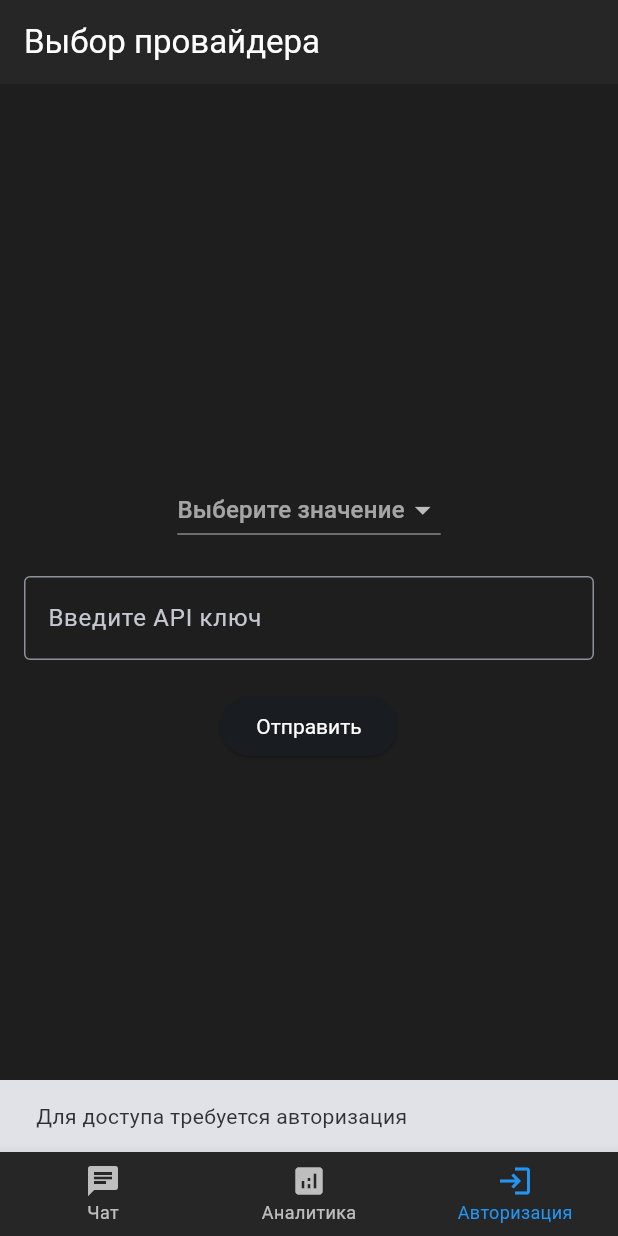
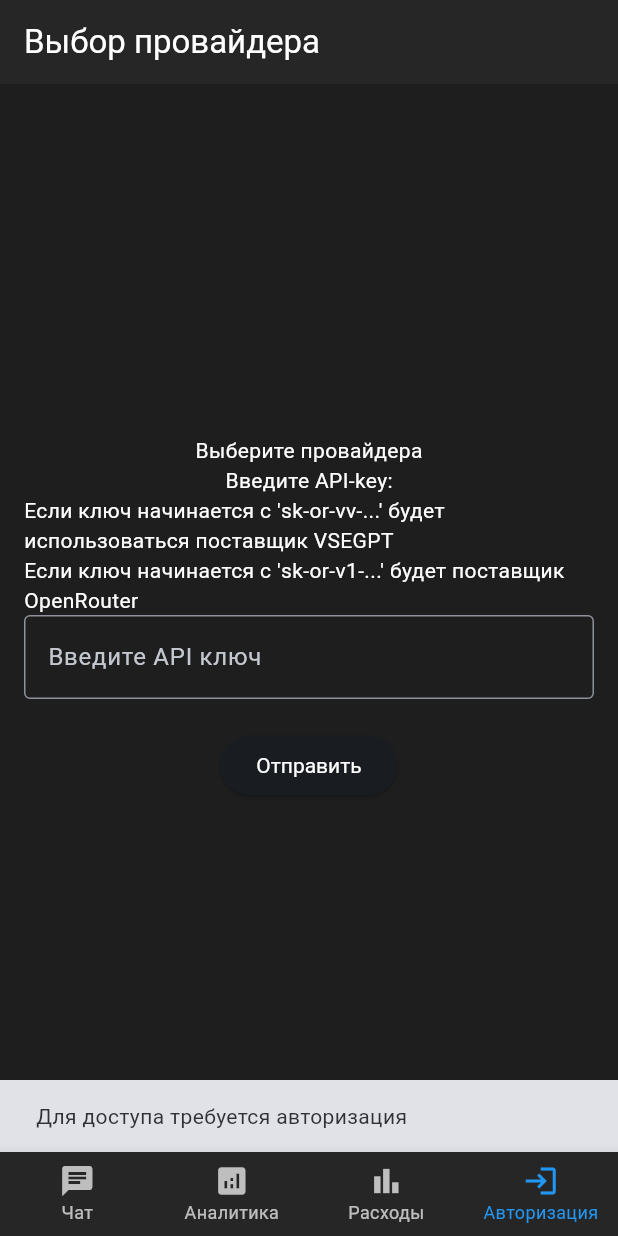
Before and after one commit to T0person/AIChat_flutter, a Flutter app: the screen it shows after launch, item 2 of the bottom bar chosen, after a tap on "Отправить", on a phone screen of 412 x 824 dp. Run offline on Flutter 3.47's test engine with Material 3 defaults, Android fonts, the phone set to English and light mode, and no system bars; our stand-ins replace google_fonts, sqflite, sqflite_common_ffi; accounts and stored records are empty; network calls fail.

Commit message:
Prefinal version

```diff
--- a/lib/api/openrouter_client.dart
+++ b/lib/api/openrouter_client.dart
@@ -4,36 +4,24 @@ import 'dart:convert';
 import 'package:http/http.dart' as http;
 // Import Flutter core classes
 import 'package:flutter/foundation.dart';
-// Import package for working with .env files
-import 'package:flutter_dotenv/flutter_dotenv.dart';
 
 // Класс клиента для работы с API OpenRouter
 class OpenRouterClient {
   // API ключ для авторизации
-  final String? apiKey;
+  final String apiKey;
   // Базовый URL API
-  final String? baseUrl;
+  final String baseUrl;
   // Заголовки HTTP запросов
   final Map<String, String> headers;
 
-  // Единственный экземпляр класса (Singleton)
-  static final OpenRouterClient _instance = OpenRouterClient._internal();
-
-  // Фабричный метод для получения экземпляра
-  factory OpenRouterClient() {
-    return _instance;
-  }
-
-  // Приватный конструктор для реализации Singleton
-  OpenRouterClient._internal()
-      : apiKey =
-            dotenv.env['OPENROUTER_API_KEY'], // Получение API ключа из .env
-        baseUrl = dotenv.env['BASE_URL'], // Получение базового URL из .env
-        headers = {
-          'Authorization':
-              'Bearer ${dotenv.env['OPENROUTER_API_KEY']}', // Заголовок авторизации
-          'Content-Type': 'application/json', // Указание типа контента
-          'X-Title': 'AI Chat Flutter', // Название приложения
+  // Конструктор класса
+  OpenRouterClient({
+    required this.apiKey,
+    required this.baseUrl,
+  }) : headers = {
+          'Authorization': 'Bearer $apiKey',
+          'Content-Type': 'application/json',
+          'X-Title': 'AI Chat Flutter',
         } {
     // Инициализация клиента
     _initializeClient();
@@ -45,15 +33,6 @@ class OpenRouterClient {
       if (kDebugMode) {
         print('Initializing OpenRouterClient...');
         print('Base URL: $baseUrl');
-      }
-
-      // Проверка наличия API ключа
-      if (apiKey == null) {
-        throw Exception('OpenRouter API key not found in .env');
-      }
-      // Проверка наличия базового URL
-      if (baseUrl == null) {
-        throw Exception('BASE_URL not found in .env');
       }
 
       if (kDebugMode) {
@@ -141,10 +120,8 @@ class OpenRouterClient {
         'messages': [
           {'role': 'user', 'content': message} // Сообщение пользователя
         ],
-        'max_tokens': int.parse(dotenv.env['MAX_TOKENS'] ??
-            '1000'), // Максимальное количество токенов
-        'temperature': double.parse(
-            dotenv.env['TEMPERATURE'] ?? '0.7'), // Температура генерации
+        'max_tokens': 1000, // Максимальное количество токенов
+        'temperature': 0.7, // Температура генерации
         'stream': false, // Отключение потоковой передачи
       };
 
@@ -188,7 +165,7 @@ class OpenRouterClient {
     try {
       // Выполнение GET запроса для получения баланса
       final response = await http.get(
-        Uri.parse(baseUrl?.contains('vsegpt.ru') == true
+        Uri.parse(baseUrl.contains('api.vsegpt.ru') == true
             ? '$baseUrl/balance'
             : '$baseUrl/credits'),
         headers: headers,
@@ -203,7 +180,7 @@ class OpenRouterClient {
         // Парсинг данных о балансе
         final data = json.decode(response.body);
         if (data != null && data['data'] != null) {
-          if (baseUrl?.contains('vsegpt.ru') == true) {
+          if (baseUrl.contains('api.vsegpt.ru') == true) {
             final credits =
                 double.tryParse(data['data']['credits'].toString()) ??
                     0.0; // Доступно средств
@@ -216,7 +193,7 @@ class OpenRouterClient {
           }
         }
       }
-      return baseUrl?.contains('vsegpt.ru') == true
+      return baseUrl.contains('api.vsegpt.ru') == true
           ? '0.00₽'
           : '\$0.00'; // Возвращение нулевого баланса по умолчанию
     } catch (e) {
@@ -230,10 +207,10 @@ class OpenRouterClient {
   // Метод форматирования цен
   String formatPricing(double pricing) {
     try {
-      if (baseUrl?.contains('vsegpt.ru') == true) {
+      if (baseUrl.contains('api.vsegpt.ru') == true) {
         return '${pricing.toStringAsFixed(3)}₽/K';
       } else {
-        return '\$${(pricing * 1000000).toStringAsFixed(3)}/M';
+        return '\$${(pricing).toStringAsFixed(3)}/M';
       }
     } catch (e) {
       if (kDebugMode) {
--- a/lib/components/bottom_nav_bar.dart
+++ b/lib/components/bottom_nav_bar.dart
@@ -27,7 +27,7 @@ class BottomNavBar extends StatelessWidget {
       currentIndex: selectedIndex,
       onTap: (index) {
         final chatProvider = Provider.of<ChatProvider>(context, listen: false);
-        if (index != 2 && !chatProvider.isAuthenticated) {
+        if (index != 3 && !chatProvider.isAuthenticated) {
           _showAuthRequiredSnackBar(context);
           return;
         }
@@ -49,6 +49,10 @@ class BottomNavBar extends StatelessWidget {
           label: 'Аналитика',
         ),
         BottomNavigationBarItem(
+          icon: Icon(Icons.bar_chart),
+          label: 'Расходы',
+        ),
+        BottomNavigationBarItem(
           icon: Icon(Icons.login),
           label: 'Авторизация',
         ),
--- a/lib/components/message_bubble.dart
+++ b/lib/components/message_bubble.dart
@@ -67,7 +67,7 @@ class MessageBubble extends StatelessWidget {
                     Consumer<ChatProvider>(
                       builder: (context, chatProvider, child) {
                         final isVsetgpt =
-                            chatProvider.baseUrl?.contains('vsetgpt.ru') ==
+                            chatProvider.baseUrl?.contains('api.vsegpt.ru') ==
                                 true;
                         return Text(
                           message.cost! < 0.001
--- a/lib/main.dart
+++ b/lib/main.dart
@@ -1,7 +1,8 @@
 // Импорт основных виджетов Flutter
+import 'package:ai_chat_flutter/screens/plot_screen.dart';
 import 'package:flutter/material.dart';
 // Импорт пакета для работы с .env файлами
-import 'package:flutter_dotenv/flutter_dotenv.dart';
+// import 'package:flutter_dotenv/flutter_dotenv.dart';
 // Импорт пакета для локализации приложения
 import 'package:flutter_localizations/flutter_localizations.dart';
 // Импорт пакета для работы с провайдерами состояния
@@ -86,13 +87,13 @@ void main() async {
     };
 
     // Загрузка переменных окружения из .env файла
-    await dotenv.load(fileName: ".env");
-    // Логирование успешной загрузки
-    debugPrint('Environment loaded');
-    // Проверка наличия API ключа
-    debugPrint('API Key present: ${dotenv.env['OPENROUTER_API_KEY'] != null}');
-    // Логирование базового URL
-    debugPrint('Base URL: ${dotenv.env['BASE_URL']}');
+    // await dotenv.load(fileName: ".env");
+    // // Логирование успешной загрузки
+    // debugPrint('Environment loaded');
+    // // Проверка наличия API ключа
+    // debugPrint('API Key present: ${dotenv.env['OPENROUTER_API_KEY'] != null}');
+    // // Логирование базового URL
+    // debugPrint('Base URL: ${dotenv.env['BASE_URL']}');
 
     // Запуск приложения с обработчиком ошибок
     runApp(const ErrorBoundaryWidget(child: MyApp()));
@@ -130,11 +131,12 @@ class MainNavigationWrapper extends StatefulWidget {
 }
 
 class _MainNavigationWrapperState extends State<MainNavigationWrapper> {
-  int _selectedIndex = 2;
+  int _selectedIndex = 3;
 
   final List<Widget> _screens = [
     const ChatScreen(),
     const AnaliticScreen(),
+    const PlotScreen(),
     const LoginScreen(),
   ];
 
--- /dev/null
+++ b/lib/models/daily_expense.dart
@@ -0,0 +1,6 @@
+class DailyExpense {
+  final DateTime date;
+  final double amount;
+
+  DailyExpense({required this.date, required this.amount});
+}
--- a/lib/providers/chat_provider.dart
+++ b/lib/providers/chat_provider.dart
@@ -3,6 +3,7 @@ import 'dart:convert';
 // Импорт библиотеки для работы с файловой системой
 import 'dart:io';
 // Импорт основных классов Flutter
+import 'package:ai_chat_flutter/screens/login_screen.dart';
 import 'package:flutter/foundation.dart';
 // Импорт пакета для получения путей к директориям
 import 'package:path_provider/path_provider.dart';
@@ -18,7 +19,8 @@ import '../services/analytics_service.dart';
 // Основной класс провайдера для управления состоянием чата
 class ChatProvider with ChangeNotifier {
   // Клиент для работы с API
-  final OpenRouterClient _api = OpenRouterClient();
+  final OpenRouterClient _api = OpenRouterClient(
+      apiKey: authProvider.api, baseUrl: authProvider.provider);
   // Список сообщений чата
   final List<ChatMessage> _messages = [];
   // Логи для отладки
--- a/lib/screens/analitic_screen.dart
+++ b/lib/screens/analitic_screen.dart
@@ -85,7 +85,7 @@ class AnaliticScreen extends StatelessWidget {
                               chatProvider.baseUrl?.contains('vsetgpt.ru') ==
                                       true
                                   ? 'Стоимость: ${entry.value['cost'] < 1e-8 ? '0.0' : entry.value['cost'].toStringAsFixed(8)}₽'
-                                  : 'Стоимость: \$${entry.value['cost'] < 1e-8 ? '0.0' : entry.value['cost'].toStringAsFixed(8)}',
+                                  : 'Стоимость: ${entry.value['cost'] < 1e-8 ? '0.0' : entry.value['cost'].toStringAsFixed(8)}₽',
                               style: const TextStyle(fontSize: 14),
                             ),
                           ],
--- a/lib/screens/login_screen.dart
+++ b/lib/screens/login_screen.dart
@@ -1,6 +1,29 @@
+import 'package:ai_chat_flutter/providers/chat_provider.dart';
 import 'package:flutter/material.dart';
 import 'package:provider/provider.dart';
-import '../providers/chat_provider.dart';
+
+class AuthProvider {
+  String? _api;
+  String? _provider;
+
+  String get api {
+    return _api ?? 'None';
+  }
+
+  set api(String newApi) {
+    _api = newApi;
+  }
+
+  String get provider {
+    return _provider ?? 'None';
+  }
+
+  set provider(String newProvider) {
+    _provider = newProvider;
+  }
+}
+
+AuthProvider authProvider = AuthProvider();
 
 // Основной класс страницы, наследуется от StatefulWidget
 class LoginScreen extends StatefulWidget {
@@ -15,7 +38,7 @@ class LoginScreen extends StatefulWidget {
 // Класс состояния страницы
 class _NewPageState extends State<LoginScreen> {
   // Состояние для хранения выбранного значения
-  String? _selectedValue;
+  // String? _selectedValue;
   // Контроллер для текстового поля
   final TextEditingController _controller = TextEditingController();
 
@@ -34,27 +57,12 @@ class _NewPageState extends State<LoginScreen> {
         child: Column(
           mainAxisAlignment: MainAxisAlignment.center,
           children: [
-            // Выпадающее меню
-            DropdownButton<String>(
-              value: _selectedValue,
-              hint: const Text('Выберите значение'),
-              items: const [
-                DropdownMenuItem(
-                  value: 'OpenRouter',
-                  child: Text('OpenRouter'),
-                ),
-                DropdownMenuItem(
-                  value: 'VSEGPT',
-                  child: Text('VSEGPT'),
-                ),
-              ],
-              onChanged: (value) {
-                setState(() {
-                  _selectedValue = value;
-                });
-              },
-            ),
-            const SizedBox(height: 20),
+            Text("Выберите провайдера"),
+            Text("Введите API-key:"),
+            Text(
+                "Если ключ начинается с 'sk-or-vv-...' будет использоваться поставщик VSEGPT"),
+            Text(
+                "Если ключ начинается с 'sk-or-v1-...' будет поставщик OpenRouter"),
             // Поле ввода
             TextField(
               controller: _controller,
@@ -70,36 +78,39 @@ class _NewPageState extends State<LoginScreen> {
             ElevatedButton(
               onPressed: () {
                 final text = _controller.text;
-                if (text.length != 73) {
+
+                if (text.startsWith('sk-or-v1') && text.length == 73) {
+                  authProvider.api = text;
+                  authProvider._provider = "https://openrouter.ai/api/v1";
+                  // Если проверки пройдены, устанавливаем авторизацию
+                  final chatProvider =
+                      Provider.of<ChatProvider>(context, listen: false);
+                  chatProvider.setAuthenticated(true);
                   ScaffoldMessenger.of(context).showSnackBar(
                     const SnackBar(
-                      content: Text('Ключ должен быть 73 символа'),
+                      content: Text('Успешная авторизация OpenRoute!'),
                     ),
                   );
-                  return;
-                }
-
-                if (!text.startsWith('sk-or-vv') &&
-                    !text.startsWith('sk-or-v1')) {
+                } else if (text.startsWith('sk-or-vv') && text.length == 73) {
+                  authProvider.api = text;
+                  authProvider._provider = "https://api.vsegpt.ru/v1";
+                  // Если проверки пройдены, устанавливаем авторизацию
+                  final chatProvider =
+                      Provider.of<ChatProvider>(context, listen: false);
+                  chatProvider.setAuthenticated(true);
                   ScaffoldMessenger.of(context).showSnackBar(
                     const SnackBar(
-                      content: Text(
-                          'Ключ должен начинаться с "sk-or-vv" или "sk-or-v1"'),
+                      content: Text('Успешная авторизация VSEGPT!'),
                     ),
                   );
-                  return;
+                  _controller.clear();
+                } else {
+                  ScaffoldMessenger.of(context).showSnackBar(
+                    const SnackBar(
+                      content: Text('Неверный ключ или провайдер'),
+                    ),
+                  );
                 }
-
-                // Если проверки пройдены, устанавливаем авторизацию
-                final chatProvider =
-                    Provider.of<ChatProvider>(context, listen: false);
-                chatProvider.setAuthenticated(true);
-                ScaffoldMessenger.of(context).showSnackBar(
-                  const SnackBar(
-                    content: Text('Успешная авторизация!'),
-                  ),
-                );
-                _controller.clear();
               },
               child: const Text('Отправить'),
             ),
--- a/lib/widgets/chat_actions.dart
+++ b/lib/widgets/chat_actions.dart
@@ -160,12 +160,12 @@ class ChatActions extends StatelessWidget {
                                 Consumer<ChatProvider>(
                                   builder: (context, chatProvider, child) {
                                     final isVsetgpt = chatProvider.baseUrl
-                                            ?.contains('vsetgpt.ru') ==
+                                            ?.contains('vsegpt.ru') ==
                                         true;
                                     return Text(
                                       isVsetgpt
                                           ? 'Стоимость: ${entry.value['cost'] < 1e-8 ? '0.0' : entry.value['cost'].toStringAsFixed(8)}₽'
-                                          : 'Стоимость: \$${entry.value['cost'] < 1e-8 ? '0.0' : entry.value['cost'].toStringAsFixed(8)}',
+                                          : 'Стоимость: ${entry.value['cost'] < 1e-8 ? '0.0' : entry.value['cost'].toStringAsFixed(8)}₽',
                                       style: const TextStyle(
                                           color: Colors.white70, fontSize: 12),
                                     );
```
Also changed, not shown: lib/api/vsegpt_client.dart (added, +125 -0 lines), lib/screens/plot_screen.dart (added, +17 -0 lines), lib/services/database_service.dart (+31 -1 lines), 1 other file.
